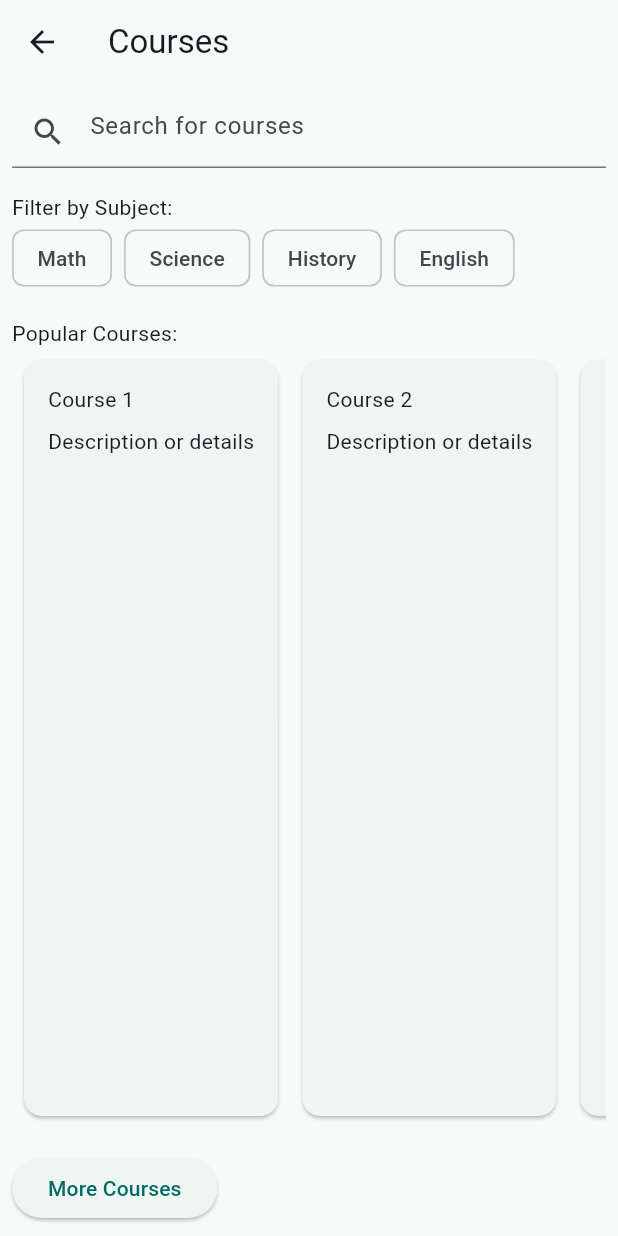
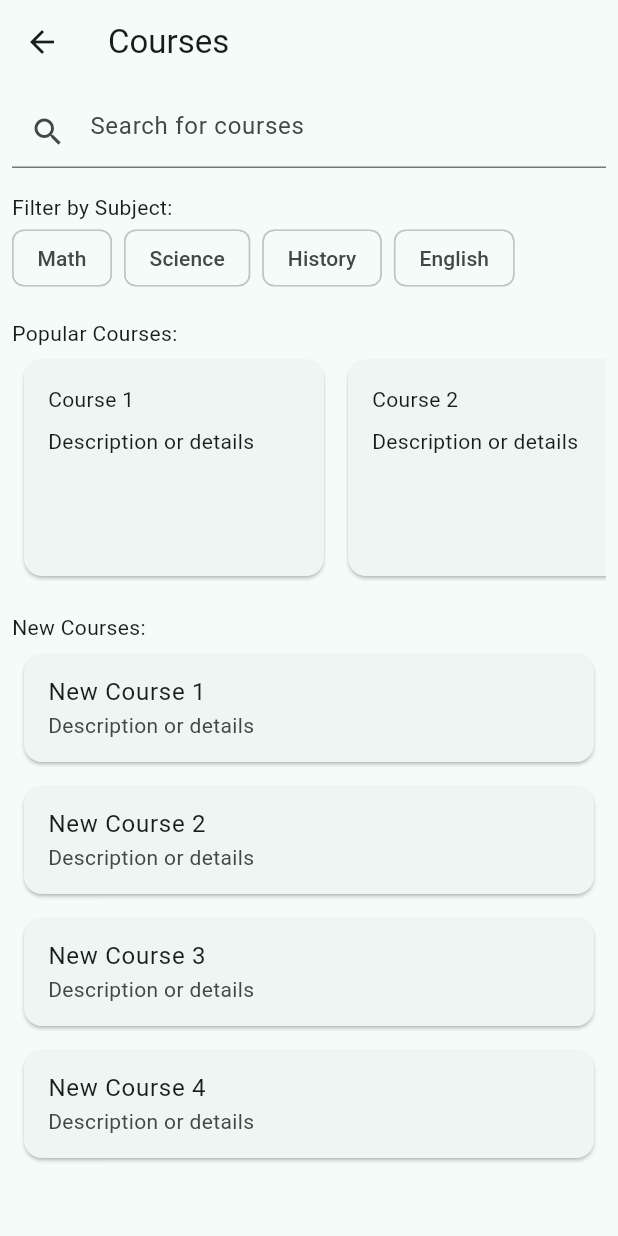
Before and after one commit to Lekhya25/GSolns-Resurge, a Flutter app: the CoursePage screen opened directly, on a phone screen of 412 x 824 dp. Run offline on Flutter 3.47's test engine with Material 3 defaults, Android fonts, the phone set to English and light mode, and no system bars; our stand-ins replace email_validator, google_fonts; Roboto replaces fonts that are missing (CustomIcons).

Commit message:
Changed courses layout

```diff
--- a/lib/page/courses.dart
+++ b/lib/page/courses.dart
@@ -20,6 +20,27 @@ class _CoursePageState extends State<CoursePage> {
     'Course 3',
     'Course 4'
   ];
+  List<String> newCourses = ['New Course 1', 'New Course 2', 'New Course 3', 'New Course 4'];
+
+void _showCourseDetails(String courseName) {
+    showDialog(
+      context: context,
+      builder: (BuildContext context) {
+        return AlertDialog(
+          title: Text(courseName),
+          content: Text('Details of the course go here.'),
+          actions: <Widget>[
+            TextButton(
+              onPressed: () {
+                Navigator.of(context).pop();
+              },
+              child: Text('Close'),
+            ),
+          ],
+        );
+      },
+    );
+  }
 
   @override
   Widget build(BuildContext context) {
@@ -55,13 +76,21 @@ class _CoursePageState extends State<CoursePage> {
             ),
             SizedBox(height: 16.0),
             Text('Popular Courses:'),
-            Expanded(
+            Container(
+              height: 160.0,
               child: ListView.builder(
                 scrollDirection: Axis.horizontal,
                 itemCount: popularCourses.length,
                 itemBuilder: (context, index) {
-                  return Card(
+                  return GestureDetector(
+                    onTap: () {
+                      _showCourseDetails(popularCourses[index]);
+                    },
+                    child: Card(
                       margin: EdgeInsets.all(8.0),
+                      child: SizedBox(
+                        width: 200.0,
+                        height: 120.0,
                         child: Padding(
                           padding: const EdgeInsets.all(16.0),
                           child: Column(
@@ -69,10 +98,10 @@ class _CoursePageState extends State<CoursePage> {
                             children: [
                               Text(popularCourses[index]),
                               SizedBox(height: 8.0),
-                          // Add more details or information about the course
                               Text('Description or details'),
-                          // Add more widgets as needed
                             ],
+                          ),
+                        ),
                       ),
                     ),
                   );
@@ -80,11 +109,26 @@ class _CoursePageState extends State<CoursePage> {
               ),
             ),
             SizedBox(height: 16.0),
-            ElevatedButton(
-              onPressed: () {
-                // Handle "More Courses" button press
+            Text('New Courses:'),
+            Expanded(
+              child: ListView.builder(
+                itemCount: newCourses.length,
+                itemBuilder: (context, index) {
+                  return GestureDetector(
+                    onTap: () {
+                      _showCourseDetails(newCourses[index]);
                     },
-              child: Text('More Courses'),
+                    child: Card(
+                      margin: EdgeInsets.all(8.0),
+                      child: ListTile(
+                        title: Text(newCourses[index]),
+                        subtitle: Text('Description or details'),
+                        // Add more widgets as needed
+                      ),
+                    ),
+                  );
+                },
+              ),
             ),
           ],
         ),
```
Also changed, not shown: pubspec.lock. Lines whose indentation alone changed are shown as unchanged.
